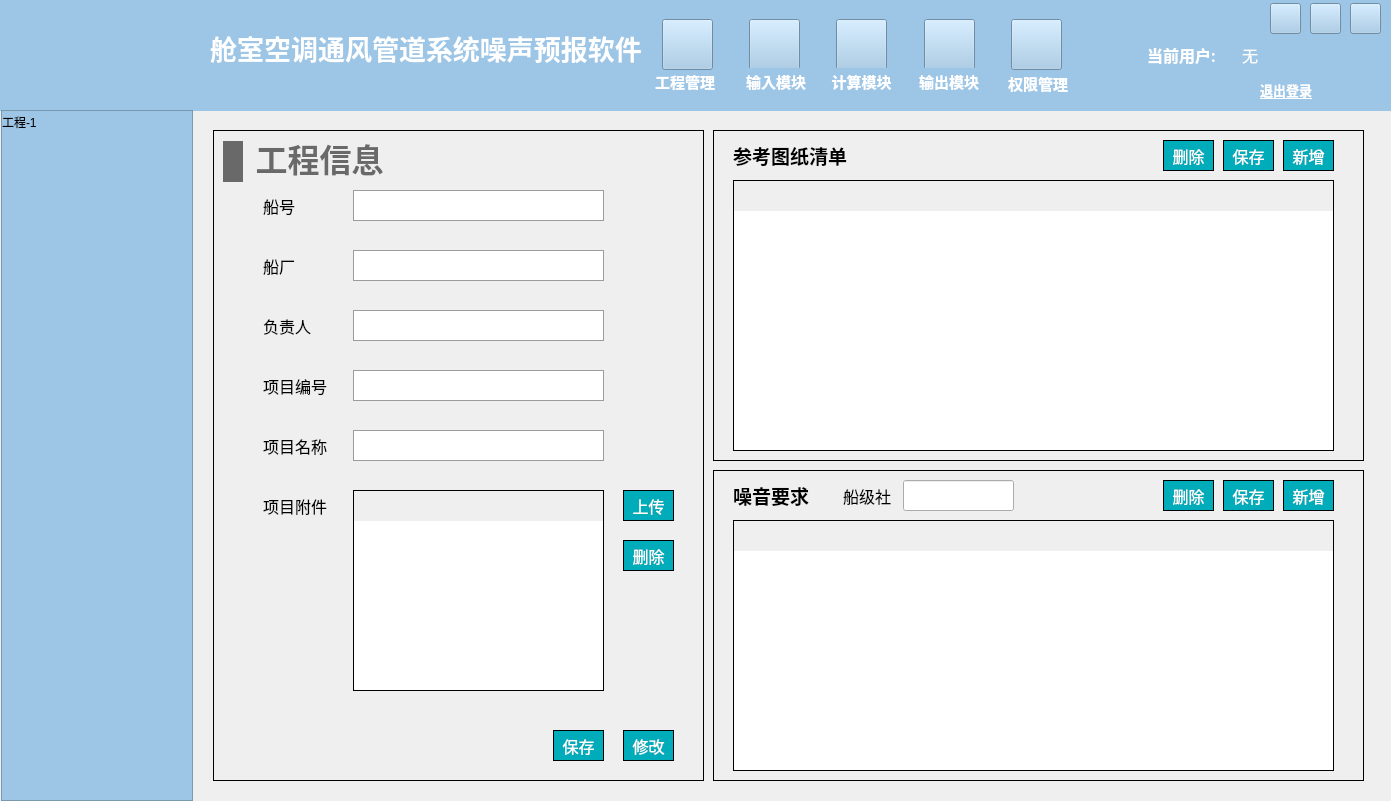
This is NoiseCalSoft/widget.ui in haobana/NoiCal as Qt 5 draws it before an edit. The edited form follows.
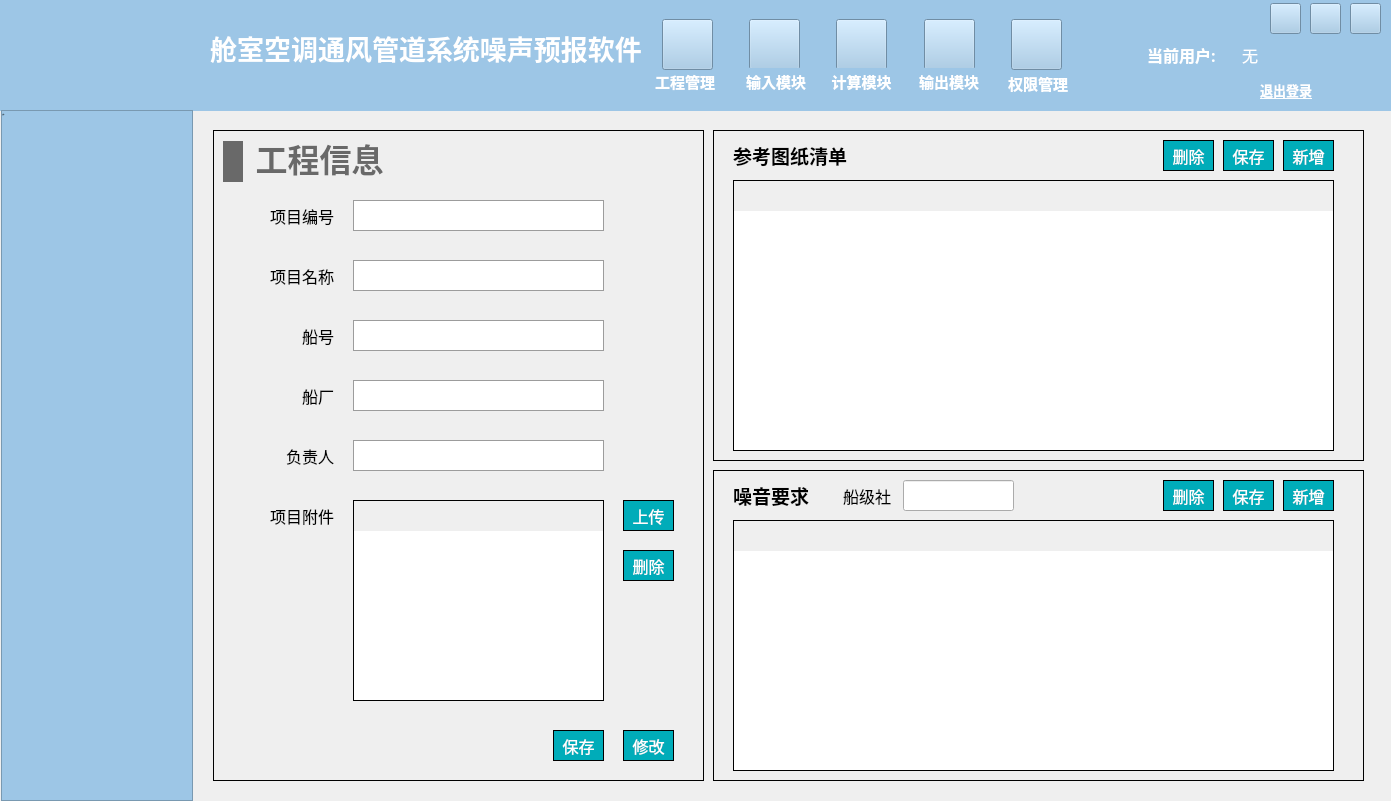
This is the edited form. Icons and pictures are not drawn.

```diff
--- a/NoiseCalSoft/widget.ui
+++ b/NoiseCalSoft/widget.ui
@@ -981,7 +981,7 @@
       <property name="geometry">
        <rect>
         <x>50</x>
-        <y>60</y>
+        <y>190</y>
         <width>71</width>
         <height>31</height>
        </rect>
@@ -996,14 +996,14 @@
        <string>船号</string>
       </property>
       <property name="alignment">
-       <set>Qt::AlignLeading|Qt::AlignLeft|Qt::AlignVCenter</set>
+       <set>Qt::AlignRight|Qt::AlignTrailing|Qt::AlignVCenter</set>
       </property>
      </widget>
      <widget class="QLabel" name="label_5">
       <property name="geometry">
        <rect>
         <x>50</x>
-        <y>120</y>
+        <y>250</y>
         <width>71</width>
         <height>31</height>
        </rect>
@@ -1018,14 +1018,14 @@
        <string>船厂</string>
       </property>
       <property name="alignment">
-       <set>Qt::AlignLeading|Qt::AlignLeft|Qt::AlignVCenter</set>
+       <set>Qt::AlignRight|Qt::AlignTrailing|Qt::AlignVCenter</set>
       </property>
      </widget>
      <widget class="QLabel" name="label_6">
       <property name="geometry">
        <rect>
         <x>50</x>
-        <y>180</y>
+        <y>310</y>
         <width>71</width>
         <height>31</height>
        </rect>
@@ -1040,14 +1040,14 @@
        <string>负责人</string>
       </property>
       <property name="alignment">
-       <set>Qt::AlignLeading|Qt::AlignLeft|Qt::AlignVCenter</set>
+       <set>Qt::AlignRight|Qt::AlignTrailing|Qt::AlignVCenter</set>
       </property>
      </widget>
      <widget class="QLabel" name="label_7">
       <property name="geometry">
        <rect>
         <x>50</x>
-        <y>300</y>
+        <y>130</y>
         <width>71</width>
         <height>31</height>
        </rect>
@@ -1062,14 +1062,14 @@
        <string>项目名称</string>
       </property>
       <property name="alignment">
-       <set>Qt::AlignLeading|Qt::AlignLeft|Qt::AlignVCenter</set>
+       <set>Qt::AlignRight|Qt::AlignTrailing|Qt::AlignVCenter</set>
       </property>
      </widget>
      <widget class="QLineEdit" name="lineEdit_boat_num">
       <property name="geometry">
        <rect>
         <x>140</x>
-        <y>60</y>
+        <y>190</y>
         <width>251</width>
         <height>31</height>
        </rect>
@@ -1092,7 +1092,7 @@
       <property name="geometry">
        <rect>
         <x>140</x>
-        <y>120</y>
+        <y>250</y>
         <width>251</width>
         <height>31</height>
        </rect>
@@ -1115,7 +1115,7 @@
       <property name="geometry">
        <rect>
         <x>140</x>
-        <y>180</y>
+        <y>310</y>
         <width>251</width>
         <height>31</height>
        </rect>
@@ -1138,7 +1138,7 @@
       <property name="geometry">
        <rect>
         <x>140</x>
-        <y>300</y>
+        <y>130</y>
         <width>251</width>
         <height>31</height>
        </rect>
@@ -1161,7 +1161,7 @@
       <property name="geometry">
        <rect>
         <x>50</x>
-        <y>240</y>
+        <y>70</y>
         <width>71</width>
         <height>31</height>
        </rect>
@@ -1176,14 +1176,14 @@
        <string>项目编号</string>
       </property>
       <property name="alignment">
-       <set>Qt::AlignLeading|Qt::AlignLeft|Qt::AlignVCenter</set>
+       <set>Qt::AlignRight|Qt::AlignTrailing|Qt::AlignVCenter</set>
       </property>
      </widget>
      <widget class="QLineEdit" name="lineEdit_prj_num">
       <property name="geometry">
        <rect>
         <x>140</x>
-        <y>240</y>
+        <y>70</y>
         <width>251</width>
         <height>31</height>
        </rect>
@@ -1206,7 +1206,7 @@
       <property name="geometry">
        <rect>
         <x>50</x>
-        <y>360</y>
+        <y>370</y>
         <width>71</width>
         <height>31</height>
        </rect>
@@ -1221,7 +1221,7 @@
        <string>项目附件</string>
       </property>
       <property name="alignment">
-       <set>Qt::AlignLeading|Qt::AlignLeft|Qt::AlignVCenter</set>
+       <set>Qt::AlignRight|Qt::AlignTrailing|Qt::AlignVCenter</set>
       </property>
      </widget>
      <widget class="QPushButton" name="pushButton_prj_revise">
@@ -1370,7 +1370,7 @@
       <property name="geometry">
        <rect>
         <x>410</x>
-        <y>360</y>
+        <y>370</y>
         <width>51</width>
         <height>31</height>
        </rect>
@@ -1405,7 +1405,7 @@
       <property name="geometry">
        <rect>
         <x>410</x>
-        <y>410</y>
+        <y>420</y>
         <width>51</width>
         <height>31</height>
        </rect>
@@ -1440,7 +1440,7 @@
       <property name="geometry">
        <rect>
         <x>140</x>
-        <y>360</y>
+        <y>370</y>
         <width>251</width>
         <height>201</height>
        </rect>
@@ -4627,20 +4627,30 @@
      <height>16777215</height>
     </size>
    </property>
+   <property name="font">
+    <font>
+     <family>黑体</family>
+     <pointsize>-1</pointsize>
+     <italic>false</italic>
+     <bold>false</bold>
+    </font>
+   </property>
    <property name="focusPolicy">
     <enum>Qt::NoFocus</enum>
    </property>
    <property name="styleSheet">
     <string notr="true">QTreeWidget
 {
-background-color: #9DC6E6;
+    background-color: #9DC6E6;
+    font: 14px &quot;黑体&quot;;
 }
+
 QHeaderView::section {
-        background-color: #9DC6E6; /* 设置背景颜色 */
-        color: black; /* 设置文字颜色 */
-        border: none;
-                font:12px;
-} </string>
+    background-color: #9DC6E6; /* 设置背景颜色 */
+    color: black; /* 设置文字颜色 */
+    border: none;
+    font: 14px &quot;黑体&quot;;
+}</string>
    </property>
    <property name="headerHidden">
     <bool>false</bool>
```
Left out of the diff: 79 changed lines with no effect on the pictures.
